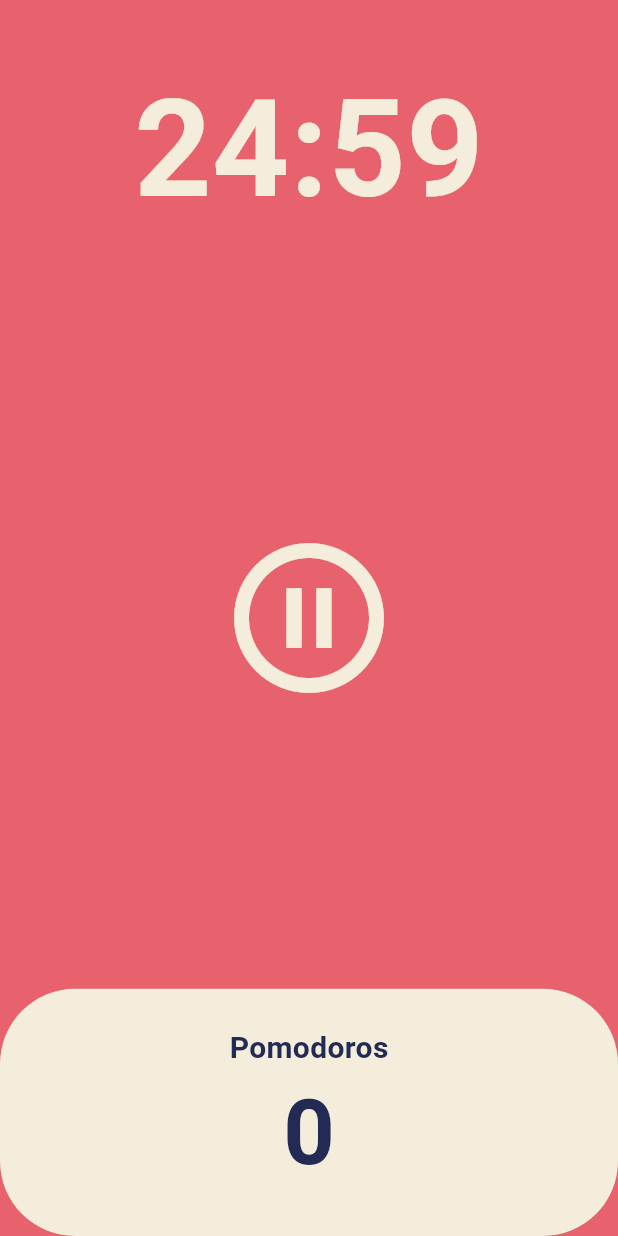
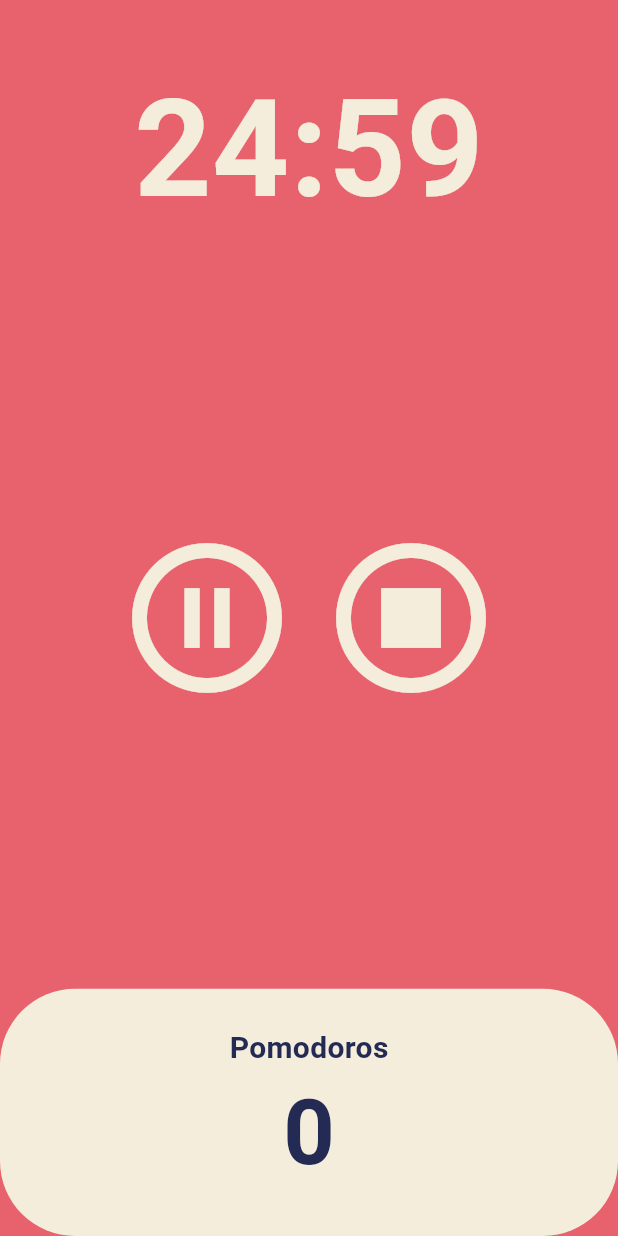
Before and after one commit to rhee519/pomodoro, a Flutter app: the screen it shows after launch, after a tap on the "play circle outline" icon, on a phone screen of 412 x 824 dp. Run offline on Flutter 3.47's test engine with Material 2 defaults, Android fonts, the phone set to English and light mode, and no system bars.

Commit message:
5-4. STOP 버튼 구현

```diff
--- a/lib/screens/home_screen.dart
+++ b/lib/screens/home_screen.dart
@@ -23,10 +23,11 @@ class _HomeScreenState extends State<HomeScreen> {
         isRunning = false;
         totalSeconds = TOTAL_SECONDS_INIT;
       });
-    }
+    } else {
       setState(() {
         totalSeconds--;
       });
+    }
   }
 
   void onStartPressed() {
@@ -45,6 +46,15 @@ class _HomeScreenState extends State<HomeScreen> {
     timer.cancel();
     setState(() {
       isRunning = false;
+    });
+  }
+
+  void onStopPressed() {
+    timer.cancel();
+    setState(() {
+      isRunning = false;
+      totalSeconds = TOTAL_SECONDS_INIT;
+      totalPomodoros = 0;
     });
   }
 
@@ -79,13 +89,26 @@ class _HomeScreenState extends State<HomeScreen> {
           Flexible(
             flex: 3,
             child: Center(
-              child: IconButton(
+              child: Row(
+                mainAxisAlignment: MainAxisAlignment.center,
+                children: [
+                  IconButton(
                     iconSize: 120,
                     color: Theme.of(context).cardColor,
                     onPressed: isRunning ? onPausePressed : onStartPressed,
                     icon: Icon(isRunning
                         ? Icons.pause_circle_outline
                         : Icons.play_circle_outline),
+                  ),
+                  IconButton(
+                    onPressed: onStopPressed,
+                    iconSize: 120,
+                    color: Theme.of(context).cardColor,
+                    icon: const Icon(
+                      Icons.stop_circle_outlined,
+                    ),
+                  )
+                ],
               ),
             ),
           ),
```
Lines whose indentation alone changed are shown as unchanged.
